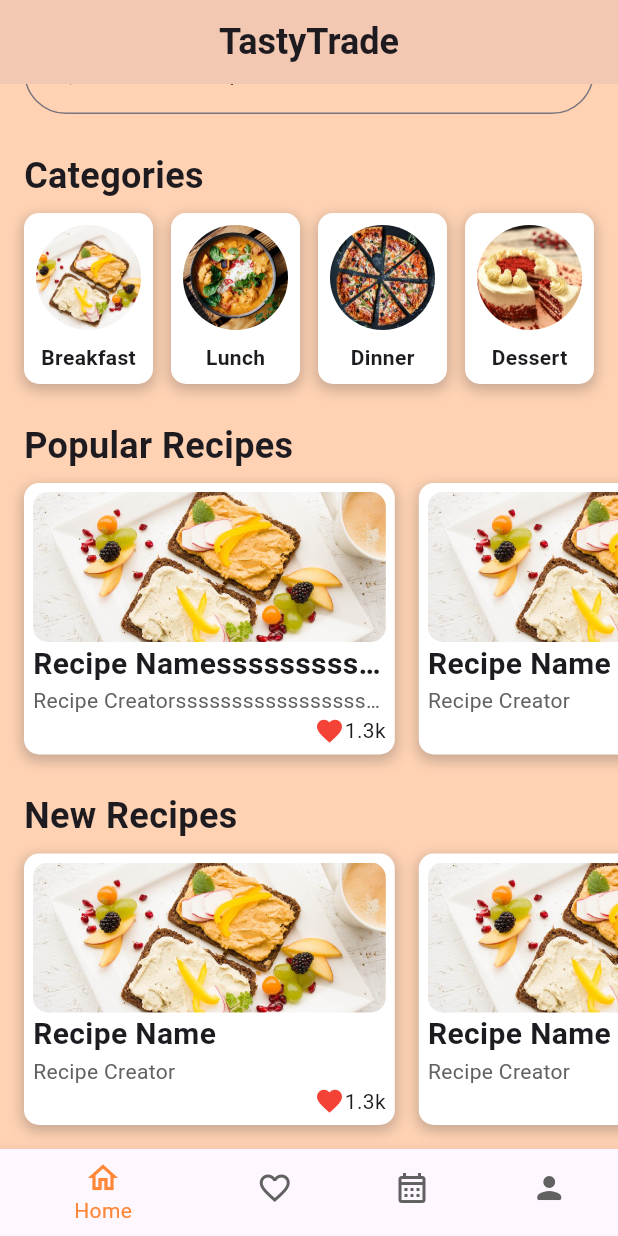
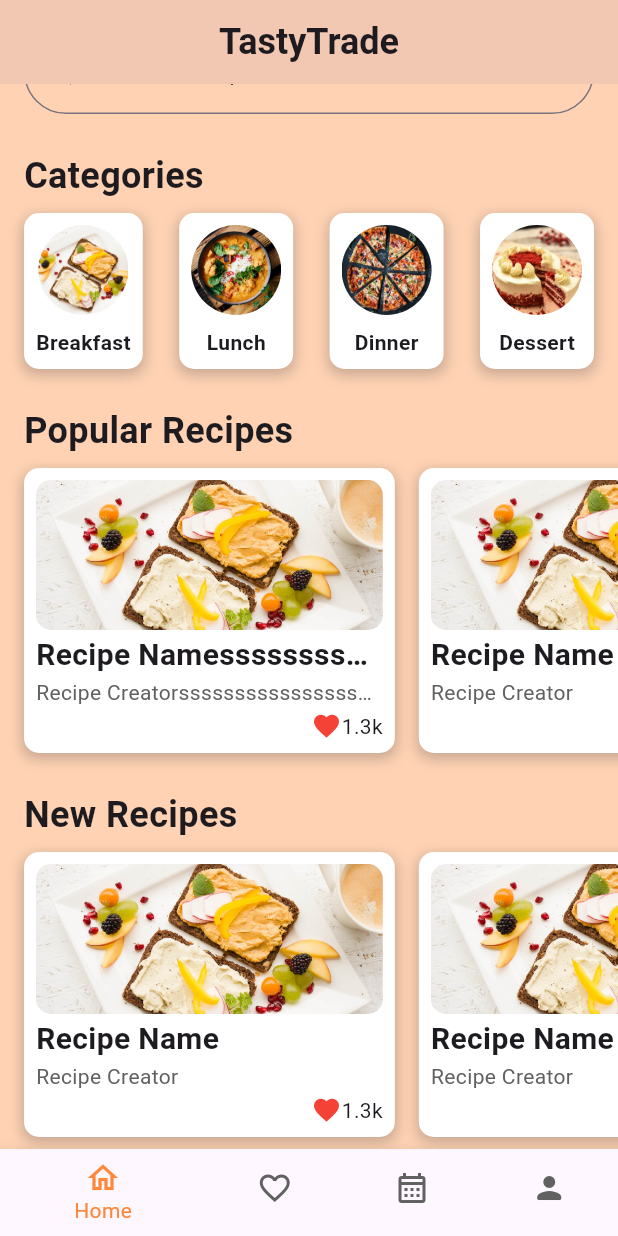
Before and after one commit to PypaertSybrin/app-eindopdracht, a Flutter app: the screen it shows after launch, scrolled down 36 dp, on a phone screen of 412 x 824 dp. Run offline on Flutter 3.47's test engine with Material 3 defaults, Android fonts, the phone set to English and light mode, and no system bars.

Commit message:
fix: gridview items

```diff
--- a/tastytrade/lib/routes/home.dart
+++ b/tastytrade/lib/routes/home.dart
@@ -40,7 +40,7 @@ class Home extends StatelessWidget {
             ),
             const Title(title: 'Popular Recipes'),
             SizedBox(
-              height: 181,
+              height: 190,
               child: ListView.separated(
                 clipBehavior: Clip.none,
                 scrollDirection: Axis.horizontal,
@@ -81,7 +81,7 @@ class Home extends StatelessWidget {
             ),
             const Title(title: 'New Recipes'),
             SizedBox(
-              height: 181,
+              height: 190,
               child: ListView.separated(
                 clipBehavior: Clip.none,
                 scrollDirection: Axis.horizontal,
--- a/tastytrade/lib/widgets/category.dart
+++ b/tastytrade/lib/widgets/category.dart
@@ -31,8 +31,8 @@ class Category extends StatelessWidget {
             mainAxisAlignment: MainAxisAlignment.center,
             children: [
               Container(
-                width: 70,
-                height: 70,
+                width: 60,
+                height: 60,
                 clipBehavior: Clip.antiAlias,
                 decoration: const BoxDecoration(
                   shape: BoxShape.circle,
--- a/tastytrade/lib/widgets/recipe.dart
+++ b/tastytrade/lib/widgets/recipe.dart
@@ -33,14 +33,14 @@ class Recipe extends StatelessWidget {
       child: InkWell(
         onTap: () {},
         child: Padding(
-          padding: const EdgeInsets.all(6.0),
+          padding: const EdgeInsets.all(8.0),
           child: Column(
-            mainAxisAlignment: MainAxisAlignment.spaceEvenly,
+            mainAxisAlignment: MainAxisAlignment.spaceBetween,
             crossAxisAlignment: CrossAxisAlignment.start,
             children: [
               Container(
                 width: double.infinity,
-                height: 100,
+                height: large ? 100 : 80,
                 clipBehavior: Clip.antiAlias,
                 decoration: BoxDecoration(
                   borderRadius: BorderRadius.circular(10.0),
@@ -50,6 +50,10 @@ class Recipe extends StatelessWidget {
                   fit: BoxFit.cover,
                 ),
               ),
+              Column(
+                crossAxisAlignment: CrossAxisAlignment.start,
+                mainAxisAlignment: MainAxisAlignment.center,
+                children: [
                   Text(recipeName,
                       style: const TextStyle(
                         fontWeight: FontWeight.bold,
@@ -60,6 +64,8 @@ class Recipe extends StatelessWidget {
                       style: TextStyle(
                           overflow: TextOverflow.ellipsis,
                           color: Colors.grey[700])),
+                ],
+              ),
               Row(
                 mainAxisAlignment: MainAxisAlignment.end,
                 children: [
```
Also changed, not shown: tastytrade/lib/routes/favorites.dart (+4 -4 lines). Lines whose indentation alone changed are shown as unchanged.
